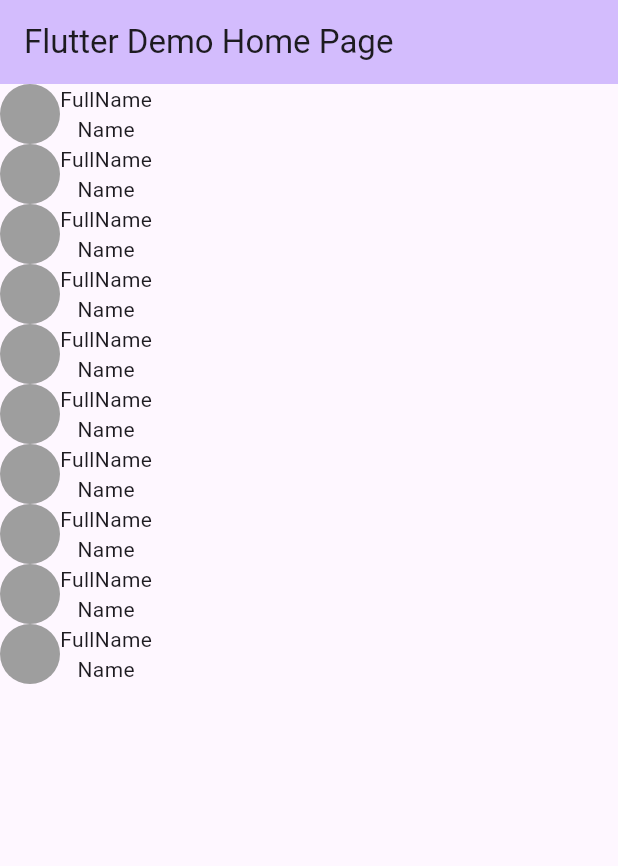
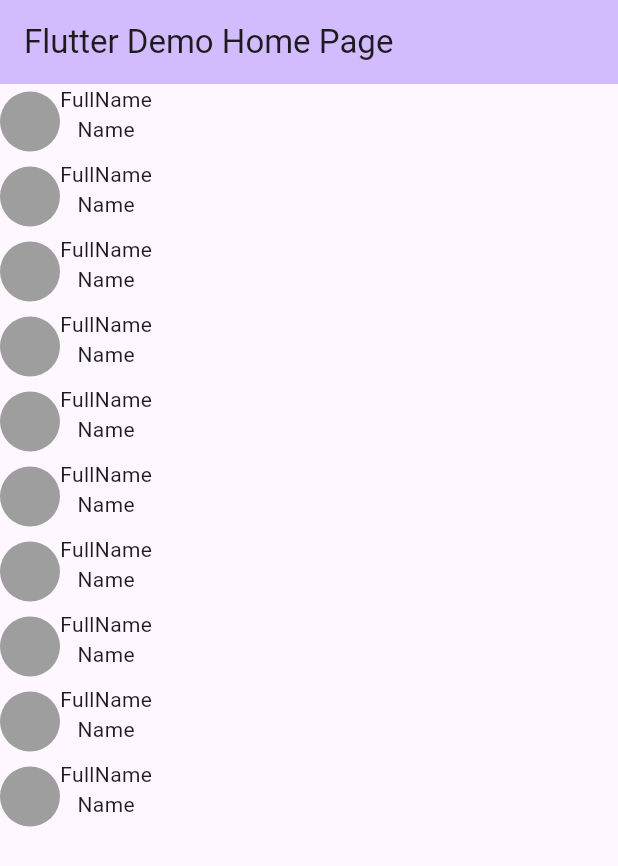
Before and after one commit to IBKnight/crypto-app, a Flutter app: the screen it shows after launch, on a phone screen of 412 x 824 dp. Shown: the top 866 px of the screen. Run offline on Flutter 3.47's test engine with Material 2 defaults, Android fonts, the phone set to English and light mode, and no system bars; generated files the repository leaves out were written again.

```diff
--- a/lib/presentation/widgets/coins_list.dart
+++ b/lib/presentation/widgets/coins_list.dart
@@ -7,7 +7,7 @@ class CoinsList extends StatelessWidget {
   @override
   Widget build(BuildContext context) {
     return ListView.builder(
-
+      itemExtent: 50,
       itemCount: 10,
       itemBuilder: (context, index) {
       return const CoinsListItem();
--- a/lib/presentation/widgets/coins_list_item.dart
+++ b/lib/presentation/widgets/coins_list_item.dart
@@ -1,3 +1,4 @@
+import 'package:crypto_app/presentation/widgets/mini_chart.dart';
 import 'package:flutter/material.dart';
 
 class CoinsListItem extends StatelessWidget {
@@ -5,7 +6,7 @@ class CoinsListItem extends StatelessWidget {
 
   @override
   Widget build(BuildContext context) {
-    return Row(
+    return const Row(
       children: [
         CircleAvatar(
           backgroundColor: Colors.grey,
@@ -16,7 +17,7 @@ class CoinsListItem extends StatelessWidget {
             Text('Name'),
           ],
         ),
-
+        MiniChart(),
       ],
     );
   }
--- /dev/null
+++ b/lib/presentation/widgets/mini_chart.dart
@@ -0,0 +1,13 @@
+import 'package:flutter/material.dart';
+
+class MiniChart extends StatelessWidget {
+  const MiniChart({Key? key}) : super(key: key);
+
+  @override
+  Widget build(BuildContext context) {
+    return const SizedBox(
+      width: 100,
+      height: 50,
+    );
+  }
+}
--- a/pubspec.yaml
+++ b/pubspec.yaml
@@ -42,6 +42,7 @@ dependencies:
   dio: ^5.3.2
   fl_chart: ^0.63.0
   flutter_bloc: ^8.1.3
+  json_annotation: ^4.8.1
 
 
 dev_dependencies:
@@ -54,7 +55,8 @@ dev_dependencies:
   # package. See that file for information about deactivating specific lint
   # rules and activating additional ones.
   flutter_lints: ^2.0.0
-
+  json_serializable: ^6.7.1
+  build_runner:
 # For information on the generic Dart part of this file, see the
 # following page: https://dart.dev/tools/pub/pubspec
 
```
Also changed, not shown: lib/data/mappers/coin_list_mapper.dart (added, +32 -0 lines), lib/data/models/coin_list/coin_list_info_model.dart (added, +27 -0 lines), lib/data/models/coin_list/coin_list_model.dart (added, +14 -0 lines), lib/domain/entities/coin_list/coin_list_entity.dart (added, +15 -0 lines), lib/domain/entities/coin_list/coin_list_info_entity.dart (added, +11 -0 lines), lib/data/datasources/remote/remote_datasource.dart (added), pubspec.lock.
